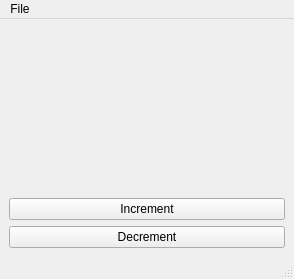
First picture: the form in demo_flask_client.ui, repository hansenc101/SANE_Project_03, before the edit.
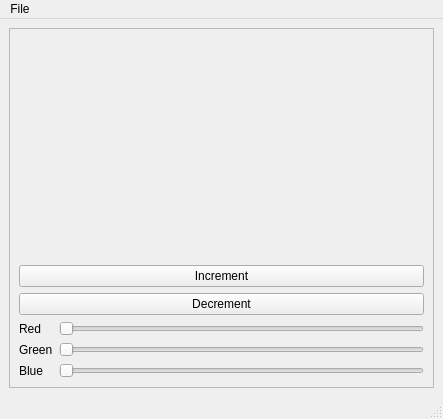
Second picture: the form after the edit.

Commit message: Adjust color from client, and increment/decrement from client

The edit to the form file:
```diff
--- a/demo_flask_client.ui
+++ b/demo_flask_client.ui
@@ -6,8 +6,8 @@
    <rect>
     <x>0</x>
     <y>0</y>
-    <width>294</width>
-    <height>279</height>
+    <width>443</width>
+    <height>419</height>
    </rect>
   </property>
   <property name="windowTitle">
@@ -15,16 +15,57 @@
   </property>
   <widget class="QWidget" name="centralwidget">
    <layout class="QGridLayout" name="gridLayout_2">
-    <item row="0" column="0">
-     <layout class="QGridLayout" name="gridLayout">
       <item row="1" column="0">
-       <widget class="QPushButton" name="incrementBtn">
+     <widget class="QFrame" name="frame">
+      <property name="frameShape">
+       <enum>QFrame::StyledPanel</enum>
+      </property>
+      <property name="frameShadow">
+       <enum>QFrame::Raised</enum>
+      </property>
+      <layout class="QGridLayout" name="gridLayout_3">
+       <item row="4" column="1">
+        <widget class="QSlider" name="greenSlider">
+         <property name="maximum">
+          <number>255</number>
+         </property>
+         <property name="orientation">
+          <enum>Qt::Horizontal</enum>
+         </property>
+        </widget>
+       </item>
+       <item row="2" column="0" colspan="2">
+        <widget class="QPushButton" name="decrementBtn">
         <property name="text">
-         <string>Increment</string>
+          <string>Decrement</string>
         </property>
        </widget>
       </item>
-      <item row="0" column="0">
+       <item row="4" column="0">
+        <widget class="QLabel" name="label_2">
+         <property name="text">
+          <string>Green</string>
+         </property>
+        </widget>
+       </item>
+       <item row="5" column="0">
+        <widget class="QLabel" name="label_3">
+         <property name="text">
+          <string>Blue</string>
+         </property>
+        </widget>
+       </item>
+       <item row="3" column="1">
+        <widget class="QSlider" name="redSlider">
+         <property name="maximum">
+          <number>255</number>
+         </property>
+         <property name="orientation">
+          <enum>Qt::Horizontal</enum>
+         </property>
+        </widget>
+       </item>
+       <item row="0" column="0" colspan="2">
        <widget class="QLabel" name="lblOutput">
         <property name="font">
          <font>
@@ -41,14 +82,32 @@
         </property>
        </widget>
       </item>
-      <item row="2" column="0">
-       <widget class="QPushButton" name="decrementBtn">
+       <item row="3" column="0">
+        <widget class="QLabel" name="label">
         <property name="text">
-         <string>Decrement</string>
+          <string>Red</string>
+         </property>
+        </widget>
+       </item>
+       <item row="5" column="1">
+        <widget class="QSlider" name="blueSlider">
+         <property name="maximum">
+          <number>255</number>
+         </property>
+         <property name="orientation">
+          <enum>Qt::Horizontal</enum>
+         </property>
+        </widget>
+       </item>
+       <item row="1" column="0" colspan="2">
+        <widget class="QPushButton" name="incrementBtn">
+         <property name="text">
+          <string>Increment</string>
         </property>
        </widget>
       </item>
      </layout>
+     </widget>
     </item>
    </layout>
   </widget>
@@ -57,7 +116,7 @@
     <rect>
      <x>0</x>
      <y>0</y>
-     <width>294</width>
+     <width>443</width>
      <height>31</height>
     </rect>
    </property>
```
Lines whose indentation alone changed are shown as unchanged. The commit also changes 3 other files.
